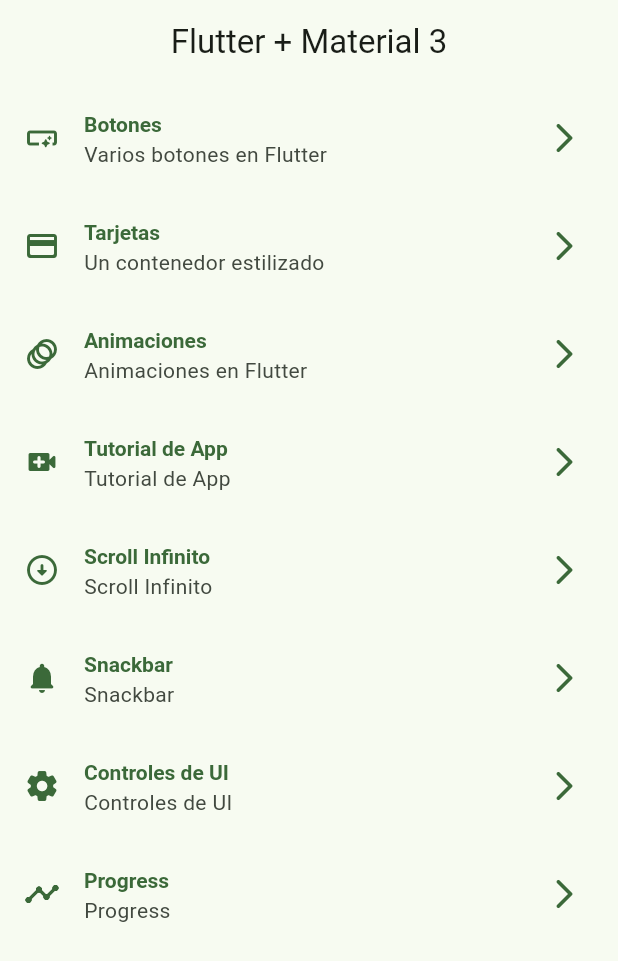
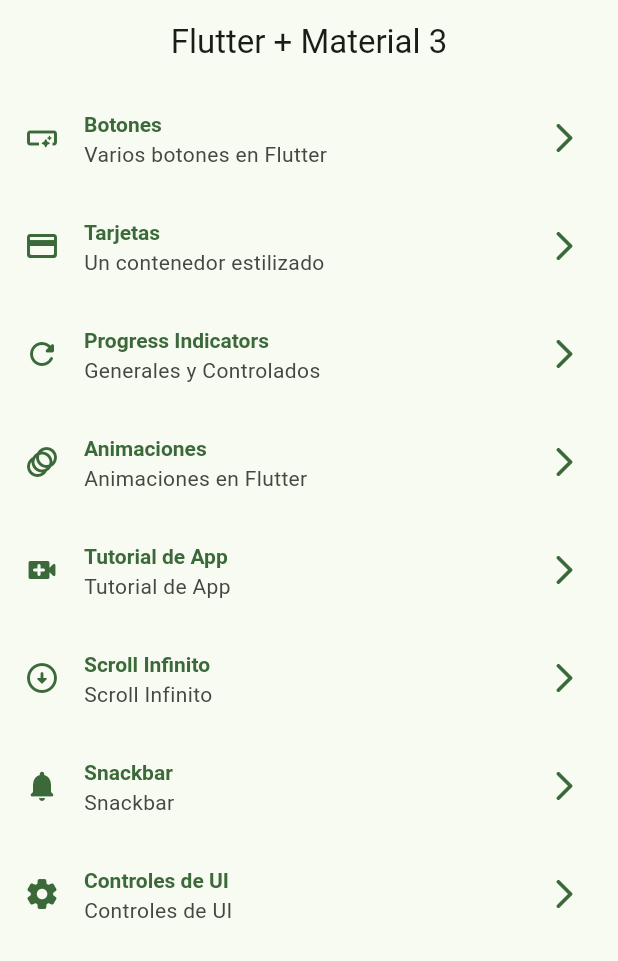
Before and after one commit to DennisErazo1996/flutter-widgets-app, a Flutter app: the screen it shows after launch, on a phone screen of 412 x 824 dp. Shown: the top 961 px of the screen. Run offline on Flutter 3.47's test engine with Material 3 defaults, Android fonts, the phone set to English and light mode, and no system bars; our stand-ins replace go_router.

Commit message:
Indicadores de progreso terminado

```diff
--- a/lib/config/menu/menu_items.dart
+++ b/lib/config/menu/menu_items.dart
@@ -25,6 +25,11 @@ const appMenuItems = <MenuItem>[
       link: '/cards',
       icon: Icons.credit_card_rounded),
   MenuItem(
+      title: 'Progress Indicators',
+      subTitle: 'Generales y Controlados',
+      link: '/progress',
+      icon: Icons.refresh_rounded),
+  MenuItem(
       title: 'Animaciones',
       subTitle: 'Animaciones en Flutter',
       link: '/animated',
@@ -49,9 +54,4 @@ const appMenuItems = <MenuItem>[
       subTitle: 'Controles de UI',
       link: '/ui_controls',
       icon: Icons.settings_rounded),
-  MenuItem(
-      title: 'Progress',
-      subTitle: 'Progress',
-      link: '/progress',
-      icon: Icons.timeline_rounded),
 ];
--- a/lib/config/router/app_router.dart
+++ b/lib/config/router/app_router.dart
@@ -19,6 +19,11 @@ final appRouter = GoRouter(
       path: '/cards',
       name: CardsScreen.name,
       builder: (context, state) => const CardsScreen(),
+    ),
+    GoRoute(
+      path: '/progress',
+      name: ProgressScreen.name,
+      builder: (context, state) => const ProgressScreen(),
     ),
     GoRoute(
       path: '/animated',
```
Also changed, not shown: lib/config/presentation/screens/progress/progress_screen.dart (+68 -1 lines).
